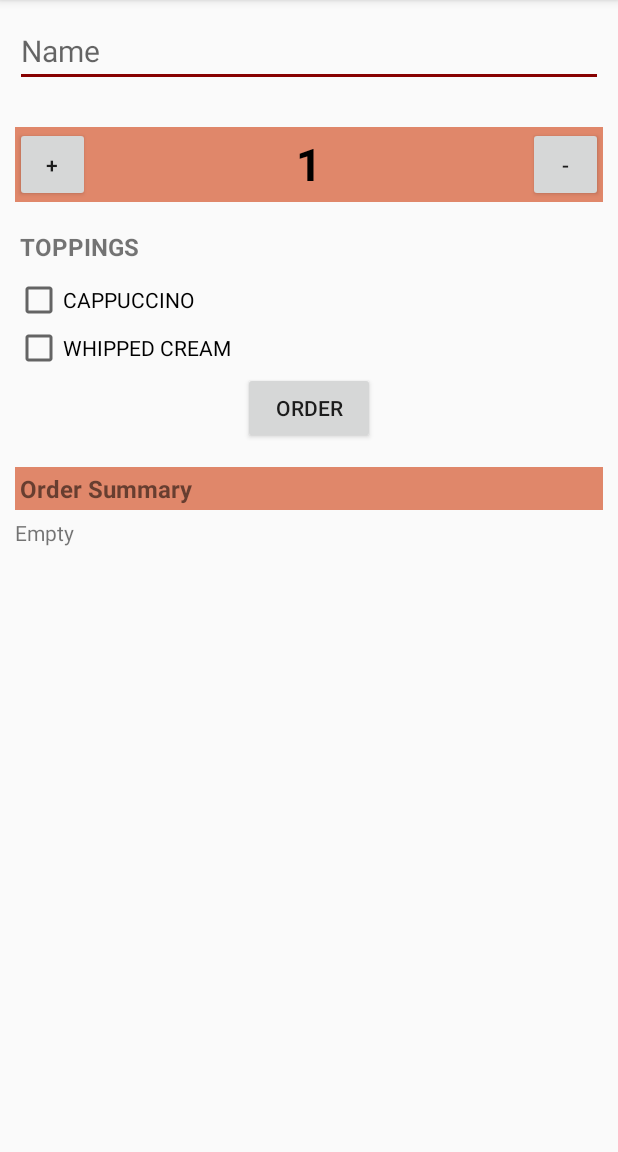
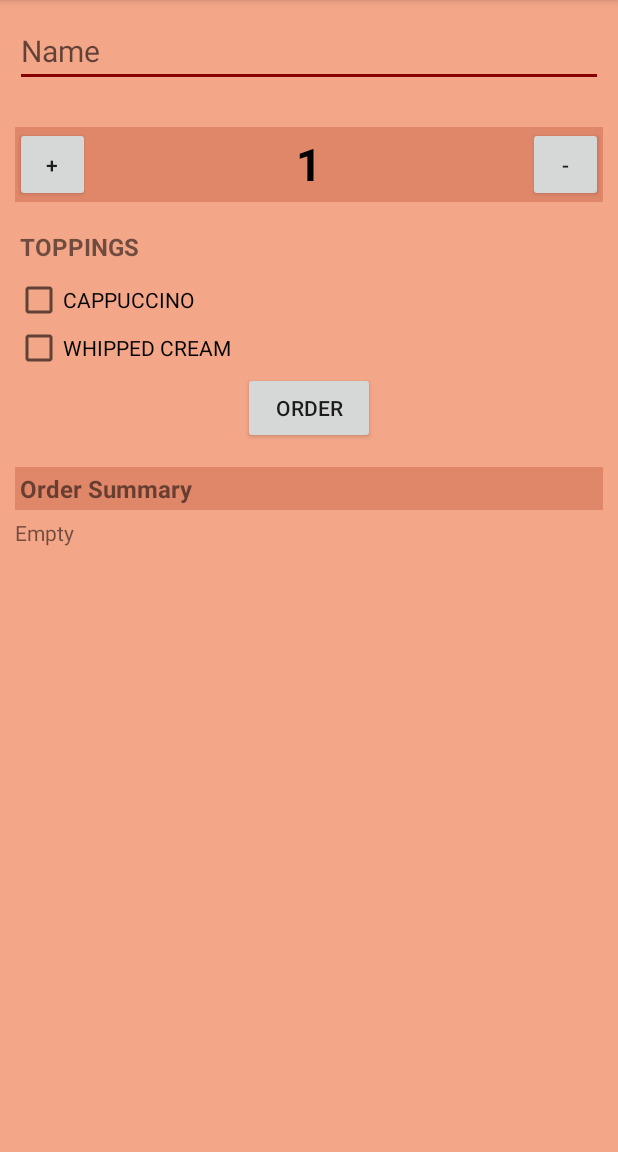
Before and after one commit to adityagalande/android-coffeeOrder, an Android app: the screen it shows after launch (MainActivity), on a phone screen of 412 x 824 dp, the part 84-1236 px from its top. Run offline under Robolectric (Android 15) with nearby library versions, the phone set to English and light mode, and no system bars.

Commit message:
style.xml

```diff
--- a/app/src/main/res/values/styles.xml
+++ b/app/src/main/res/values/styles.xml
@@ -1,10 +1,12 @@
 <resources>
     <!-- Base application theme. -->
     <style name="AppTheme" parent="Theme.AppCompat.Light.DarkActionBar">
-        <!-- Customize your theme here. -->
+        <!-- Customize your theme here.  first add color in color.xml and then mention here -->
         <item name="colorPrimary">@color/colorPrimary</item>
         <item name="colorPrimaryDark">@color/colorPrimaryDark</item>
         <item name="colorAccent">@color/colorAccent</item>
+        <item name="android:navigationBarColor">@color/navigationBarColor</item>
+        <item name="android:windowBackground">@color/windowBackground</item>
     </style>
 
     <!--Style for a header TextView you need to only mention these style in main.XML-->
```
